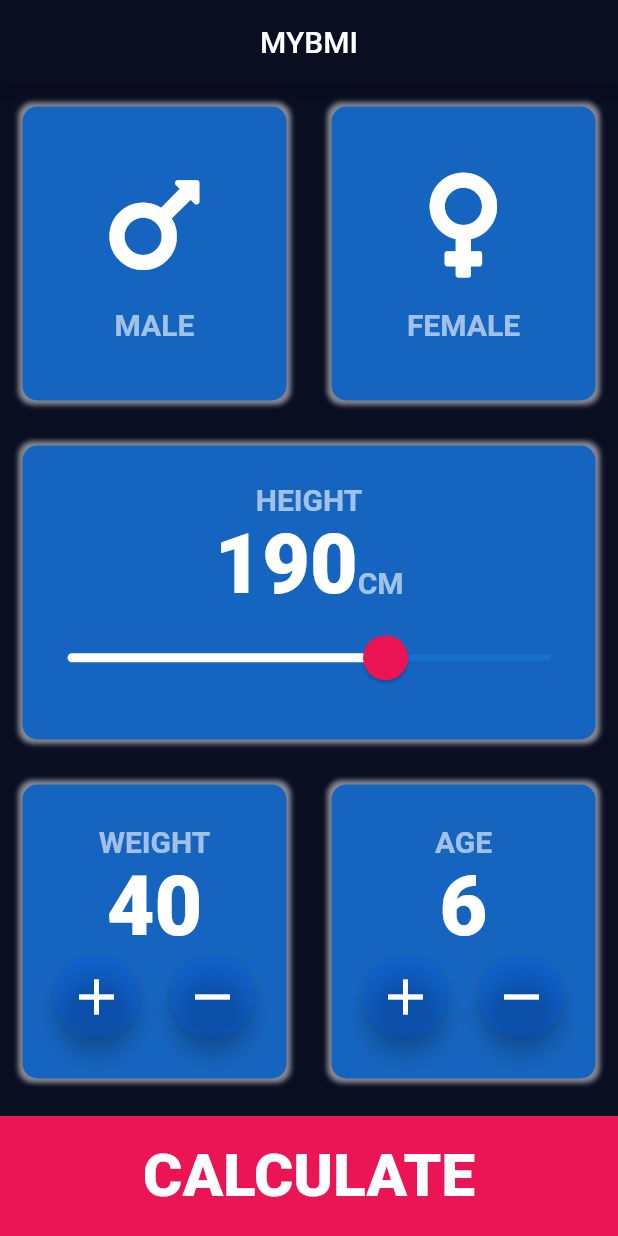
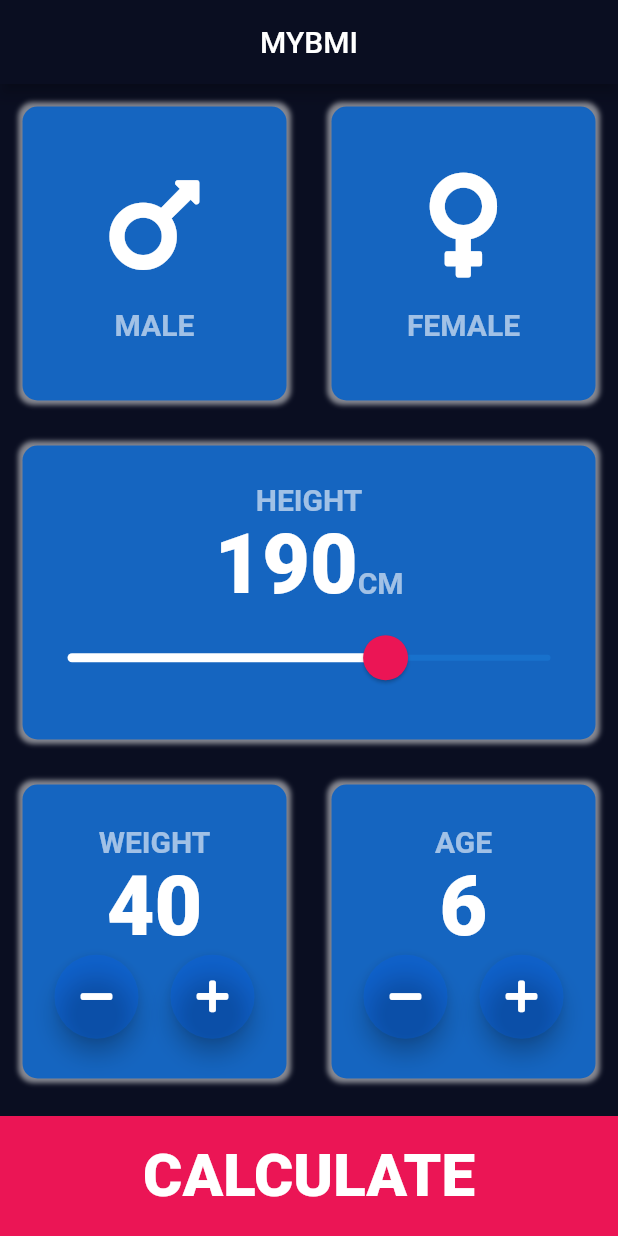
Before and after one commit to RedeemerNtumy/bmiCalculatorApp, a Flutter app: the screen it shows after launch, on a phone screen of 412 x 824 dp. Run offline on Flutter 3.47's test engine with Material 2 defaults, Android fonts, the phone set to English and light mode, and no system bars; our stand-ins replace font_awesome_flutter.

Commit message:
Used some raw components for the button

```diff
--- a/lib/input_page.dart
+++ b/lib/input_page.dart
@@ -134,32 +134,8 @@ class _InputPageState extends State<InputPage> {
                         Row(
                           mainAxisAlignment: MainAxisAlignment.spaceEvenly,
                           children: [
-                            FloatingActionButton(
-                              child: Icon(
-                                Icons.add,
-                                color: Colors.white,
-                                size: 40.0,
-                              ),
-                              onPressed: () {
-                                setState(() {
-                                  weight++;
-                                });
-                              },
-                              backgroundColor: Color(0x3f0062ff),
-                            ),
-                            FloatingActionButton(
-                              child: Icon(
-                                Icons.remove,
-                                color: Colors.white,
-                                size: 40.0,
-                              ),
-                              onPressed: () {
-                                setState(() {
-                                  weight--;
-                                });
-                              },
-                              backgroundColor: Color(0x3f0062ff),
-                            )
+                            RoundButton(FontAwesomeIcons.minus),
+                            RoundButton(FontAwesomeIcons.plus),
                           ],
                         )
                       ],
@@ -183,32 +159,8 @@ class _InputPageState extends State<InputPage> {
                         Row(
                           mainAxisAlignment: MainAxisAlignment.spaceEvenly,
                           children: [
-                            FloatingActionButton(
-                              child: Icon(
-                                Icons.add,
-                                color: Colors.white,
-                                size: 40.0,
-                              ),
-                              onPressed: () {
-                                setState(() {
-                                  age++;
-                                });
-                              },
-                              backgroundColor: Color(0x3f0062ff),
-                            ),
-                            FloatingActionButton(
-                              child: Icon(
-                                Icons.remove,
-                                color: Colors.white,
-                                size: 40.0,
-                              ),
-                              onPressed: () {
-                                setState(() {
-                                  age--;
-                                });
-                              },
-                              backgroundColor: Color(0x3f0062ff),
-                            )
+                            RoundButton(FontAwesomeIcons.minus),
+                            RoundButton(FontAwesomeIcons.plus),
                           ],
                         )
                       ],
@@ -236,3 +188,19 @@ class _InputPageState extends State<InputPage> {
     );
   }
 }
+
+class RoundButton extends StatelessWidget {
+  RoundButton(this.icon);
+  final IconData icon;
+  @override
+  Widget build(BuildContext context) {
+    return RawMaterialButton(
+      onLongPress: () {},
+      child: Icon(icon),
+      elevation: 6,
+      shape: CircleBorder(),
+      fillColor: Color(0x3f0062ff),
+      constraints: BoxConstraints.tightFor(width: 56.0, height: 56.0),
+    );
+  }
+}
```
